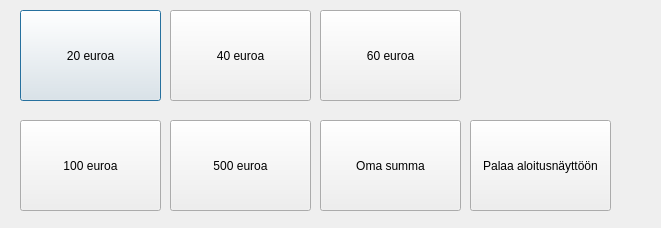
Above: PankkiAutomaatti/exe/nostarahaa.ui from banksimul2022/group2 before the change. Below: the same form after it.
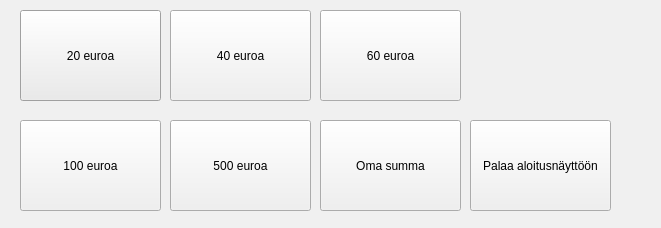
That is the form after the change.

What changed in the file:
```diff
--- a/PankkiAutomaatti/exe/nostarahaa.ui
+++ b/PankkiAutomaatti/exe/nostarahaa.ui
@@ -10,6 +10,556 @@
     <height>228</height>
    </rect>
   </property>
+  <property name="palette">
+   <palette>
+    <active>
+     <colorrole role="WindowText">
+      <brush brushstyle="SolidPattern">
+       <color alpha="255">
+        <red>0</red>
+        <green>0</green>
+        <blue>255</blue>
+       </color>
+      </brush>
+     </colorrole>
+     <colorrole role="Button">
+      <brush brushstyle="SolidPattern">
+       <color alpha="255">
+        <red>255</red>
+        <green>255</green>
+        <blue>255</blue>
+       </color>
+      </brush>
+     </colorrole>
+     <colorrole role="Light">
+      <brush brushstyle="SolidPattern">
+       <color alpha="255">
+        <red>0</red>
+        <green>0</green>
+        <blue>255</blue>
+       </color>
+      </brush>
+     </colorrole>
+     <colorrole role="Midlight">
+      <brush brushstyle="SolidPattern">
+       <color alpha="255">
+        <red>0</red>
+        <green>0</green>
+        <blue>255</blue>
+       </color>
+      </brush>
+     </colorrole>
+     <colorrole role="Dark">
+      <brush brushstyle="SolidPattern">
+       <color alpha="255">
+        <red>0</red>
+        <green>0</green>
+        <blue>255</blue>
+       </color>
+      </brush>
+     </colorrole>
+     <colorrole role="Mid">
+      <brush brushstyle="SolidPattern">
+       <color alpha="255">
+        <red>0</red>
+        <green>0</green>
+        <blue>255</blue>
+       </color>
+      </brush>
+     </colorrole>
+     <colorrole role="Text">
+      <brush brushstyle="SolidPattern">
+       <color alpha="255">
+        <red>0</red>
+        <green>0</green>
+        <blue>255</blue>
+       </color>
+      </brush>
+     </colorrole>
+     <colorrole role="BrightText">
+      <brush brushstyle="SolidPattern">
+       <color alpha="255">
+        <red>0</red>
+        <green>0</green>
+        <blue>255</blue>
+       </color>
+      </brush>
+     </colorrole>
+     <colorrole role="ButtonText">
+      <brush brushstyle="SolidPattern">
+       <color alpha="255">
+        <red>0</red>
+        <green>0</green>
+        <blue>255</blue>
+       </color>
+      </brush>
+     </colorrole>
+     <colorrole role="Base">
+      <brush brushstyle="SolidPattern">
+       <color alpha="255">
+        <red>255</red>
+        <green>255</green>
+        <blue>255</blue>
+       </color>
+      </brush>
+     </colorrole>
+     <colorrole role="Window">
+      <brush brushstyle="SolidPattern">
+       <color alpha="255">
+        <red>255</red>
+        <green>255</green>
+        <blue>255</blue>
+       </color>
+      </brush>
+     </colorrole>
+     <colorrole role="Shadow">
+      <brush brushstyle="SolidPattern">
+       <color alpha="255">
+        <red>0</red>
+        <green>0</green>
+        <blue>255</blue>
+       </color>
+      </brush>
+     </colorrole>
+     <colorrole role="Highlight">
+      <brush brushstyle="SolidPattern">
+       <color alpha="255">
+        <red>0</red>
+        <green>0</green>
+        <blue>255</blue>
+       </color>
+      </brush>
+     </colorrole>
+     <colorrole role="HighlightedText">
+      <brush brushstyle="SolidPattern">
+       <color alpha="255">
+        <red>255</red>
+        <green>255</green>
+        <blue>255</blue>
+       </color>
+      </brush>
+     </colorrole>
+     <colorrole role="Link">
+      <brush brushstyle="SolidPattern">
+       <color alpha="255">
+        <red>0</red>
+        <green>0</green>
+        <blue>255</blue>
+       </color>
+      </brush>
+     </colorrole>
+     <colorrole role="LinkVisited">
+      <brush brushstyle="SolidPattern">
+       <color alpha="255">
+        <red>0</red>
+        <green>0</green>
+        <blue>255</blue>
+       </color>
+      </brush>
+     </colorrole>
+     <colorrole role="AlternateBase">
+      <brush brushstyle="SolidPattern">
+       <color alpha="255">
+        <red>255</red>
+        <green>255</green>
+        <blue>255</blue>
+       </color>
+      </brush>
+     </colorrole>
+     <colorrole role="ToolTipBase">
+      <brush brushstyle="SolidPattern">
+       <color alpha="255">
+        <red>0</red>
+        <green>0</green>
+        <blue>255</blue>
+       </color>
+      </brush>
+     </colorrole>
+     <colorrole role="ToolTipText">
+      <brush brushstyle="SolidPattern">
+       <color alpha="255">
+        <red>0</red>
+        <green>0</green>
+        <blue>255</blue>
+       </color>
+      </brush>
+     </colorrole>
+     <colorrole role="PlaceholderText">
+      <brush brushstyle="SolidPattern">
+       <color alpha="128">
+        <red>0</red>
+        <green>0</green>
+        <blue>255</blue>
+       </color>
+      </brush>
+     </colorrole>
+    </active>
+    <inactive>
+     <colorrole role="WindowText">
+      <brush brushstyle="SolidPattern">
+       <color alpha="255">
+        <red>0</red>
+        <green>0</green>
+        <blue>0</blue>
+       </color>
+      </brush>
+     </colorrole>
+     <colorrole role="Button">
+      <brush brushstyle="SolidPattern">
+       <color alpha="255">
+        <red>240</red>
+        <green>240</green>
+        <blue>240</blue>
+       </color>
+      </brush>
+     </colorrole>
+     <colorrole role="Light">
+      <brush brushstyle="SolidPattern">
+       <color alpha="255">
+        <red>255</red>
+        <green>255</green>
+        <blue>255</blue>
+       </color>
+      </brush>
+     </colorrole>
+     <colorrole role="Midlight">
+      <brush brushstyle="SolidPattern">
+       <color alpha="255">
+        <red>227</red>
+        <green>227</green>
+        <blue>227</blue>
+       </color>
+      </brush>
+     </colorrole>
+     <colorrole role="Dark">
+      <brush brushstyle="SolidPattern">
+       <color alpha="255">
+        <red>160</red>
+        <green>160</green>
+        <blue>160</blue>
+       </color>
+      </brush>
+     </colorrole>
+     <colorrole role="Mid">
+      <brush brushstyle="SolidPattern">
+       <color alpha="255">
+        <red>160</red>
+        <green>160</green>
+        <blue>160</blue>
+       </color>
+      </brush>
+     </colorrole>
+     <colorrole role="Text">
+      <brush brushstyle="SolidPattern">
+       <color alpha="255">
+        <red>0</red>
+        <green>0</green>
+        <blue>0</blue>
+       </color>
+      </brush>
+     </colorrole>
+     <colorrole role="BrightText">
+      <brush brushstyle="SolidPattern">
+       <color alpha="255">
+        <red>255</red>
+        <green>255</green>
+        <blue>255</blue>
+       </color>
+      </brush>
+     </colorrole>
+     <colorrole role="ButtonText">
+      <brush brushstyle="SolidPattern">
+       <color alpha="255">
+        <red>0</red>
+        <green>0</green>
+        <blue>0</blue>
+       </color>
+      </brush>
+     </colorrole>
+     <colorrole role="Base">
+      <brush brushstyle="SolidPattern">
+       <color alpha="255">
+        <red>255</red>
+        <green>255</green>
+        <blue>255</blue>
+       </color>
+      </brush>
+     </colorrole>
+     <colorrole role="Window">
+      <brush brushstyle="SolidPattern">
+       <color alpha="255">
+        <red>240</red>
+        <green>240</green>
+        <blue>240</blue>
+       </color>
+      </brush>
+     </colorrole>
+     <colorrole role="Shadow">
+      <brush brushstyle="SolidPattern">
+       <color alpha="255">
+        <red>105</red>
+        <green>105</green>
+        <blue>105</blue>
+       </color>
+      </brush>
+     </colorrole>
+     <colorrole role="Highlight">
+      <brush brushstyle="SolidPattern">
+       <color alpha="255">
+        <red>240</red>
+        <green>240</green>
+        <blue>240</blue>
+       </color>
+      </brush>
+     </colorrole>
+     <colorrole role="HighlightedText">
+      <brush brushstyle="SolidPattern">
+       <color alpha="255">
+        <red>0</red>
+        <green>0</green>
+        <blue>0</blue>
+       </color>
+      </brush>
+     </colorrole>
+     <colorrole role="Link">
+      <brush brushstyle="SolidPattern">
+       <color alpha="255">
+        <red>0</red>
+        <green>0</green>
+        <blue>255</blue>
+       </color>
+      </brush>
+     </colorrole>
+     <colorrole role="LinkVisited">
+      <brush brushstyle="SolidPattern">
+       <color alpha="255">
+        <red>255</red>
+        <green>0</green>
+        <blue>255</blue>
+       </color>
+      </brush>
+     </colorrole>
+     <colorrole role="AlternateBase">
+      <brush brushstyle="SolidPattern">
+       <color alpha="255">
+        <red>245</red>
+        <green>245</green>
+        <blue>245</blue>
+       </color>
+      </brush>
+     </colorrole>
+     <colorrole role="ToolTipBase">
+      <brush brushstyle="SolidPattern">
+       <color alpha="255">
+        <red>255</red>
+        <green>255</green>
+        <blue>220</blue>
+       </color>
+      </brush>
+     </colorrole>
+     <colorrole role="ToolTipText">
+      <brush brushstyle="SolidPattern">
+       <color alpha="255">
+        <red>0</red>
+        <green>0</green>
+        <blue>0</blue>
+       </color>
+      </brush>
+     </colorrole>
+     <colorrole role="PlaceholderText">
+      <brush brushstyle="SolidPattern">
+       <color alpha="128">
+        <red>0</red>
+        <green>0</green>
+        <blue>0</blue>
+       </color>
+      </brush>
+     </colorrole>
+    </inactive>
+    <disabled>
+     <colorrole role="WindowText">
+      <brush brushstyle="SolidPattern">
+       <color alpha="255">
+        <red>0</red>
+        <green>0</green>
+        <blue>255</blue>
+       </color>
+      </brush>
+     </colorrole>
+     <colorrole role="Button">
+      <brush brushstyle="SolidPattern">
+       <color alpha="255">
+        <red>255</red>
+        <green>255</green>
+        <blue>255</blue>
+       </color>
+      </brush>
+     </colorrole>
+     <colorrole role="Light">
+      <brush brushstyle="SolidPattern">
+       <color alpha="255">
+        <red>0</red>
+        <green>0</green>
+        <blue>255</blue>
+       </color>
+      </brush>
+     </colorrole>
+     <colorrole role="Midlight">
+      <brush brushstyle="SolidPattern">
+       <color alpha="255">
+        <red>0</red>
+        <green>0</green>
+        <blue>255</blue>
+       </color>
+      </brush>
+     </colorrole>
+     <colorrole role="Dark">
+      <brush brushstyle="SolidPattern">
+       <color alpha="255">
+        <red>0</red>
+        <green>0</green>
+        <blue>255</blue>
+       </color>
+      </brush>
+     </colorrole>
+     <colorrole role="Mid">
+      <brush brushstyle="SolidPattern">
+       <color alpha="255">
+        <red>0</red>
+        <green>0</green>
+        <blue>255</blue>
+       </color>
+      </brush>
+     </colorrole>
+     <colorrole role="Text">
+      <brush brushstyle="SolidPattern">
+       <color alpha="255">
+        <red>0</red>
+        <green>0</green>
+        <blue>255</blue>
+       </color>
+      </brush>
+     </colorrole>
+     <colorrole role="BrightText">
+      <brush brushstyle="SolidPattern">
+       <color alpha="255">
+        <red>0</red>
+        <green>0</green>
+        <blue>255</blue>
+       </color>
+      </brush>
+     </colorrole>
+     <colorrole role="ButtonText">
+      <brush brushstyle="SolidPattern">
+       <color alpha="255">
+        <red>0</red>
+        <green>0</green>
+        <blue>255</blue>
+       </color>
+      </brush>
+     </colorrole>
+     <colorrole role="Base">
+      <brush brushstyle="SolidPattern">
+       <color alpha="255">
+        <red>255</red>
+        <green>255</green>
+        <blue>255</blue>
+       </color>
+      </brush>
+     </colorrole>
+     <colorrole role="Window">
+      <brush brushstyle="SolidPattern">
+       <color alpha="255">
+        <red>255</red>
+        <green>255</green>
+        <blue>255</blue>
+       </color>
+      </brush>
+     </colorrole>
+     <colorrole role="Shadow">
+      <brush brushstyle="SolidPattern">
+       <color alpha="255">
+        <red>0</red>
+        <green>0</green>
+        <blue>0</blue>
+       </color>
+      </brush>
+     </colorrole>
+     <colorrole role="Highlight">
+      <brush brushstyle="SolidPattern">
+       <color alpha="255">
+        <red>0</red>
+        <green>120</green>
+        <blue>215</blue>
+       </color>
+      </brush>
+     </colorrole>
+     <colorrole role="HighlightedText">
+      <brush brushstyle="SolidPattern">
+       <color alpha="255">
+        <red>255</red>
+        <green>255</green>
+        <blue>255</blue>
+       </color>
+      </brush>
+     </colorrole>
+     <colorrole role="Link">
+      <brush brushstyle="SolidPattern">
+       <color alpha="255">
+        <red>0</red>
+        <green>0</green>
+        <blue>255</blue>
+       </color>
+      </brush>
+     </colorrole>
+     <colorrole role="LinkVisited">
+      <brush brushstyle="SolidPattern">
+       <color alpha="255">
+        <red>255</red>
+        <green>0</green>
+        <blue>255</blue>
+       </color>
+      </brush>
+     </colorrole>
+     <colorrole role="AlternateBase">
+      <brush brushstyle="SolidPattern">
+       <color alpha="255">
+        <red>245</red>
+        <green>245</green>
+        <blue>245</blue>
+       </color>
+      </brush>
+     </colorrole>
+     <colorrole role="ToolTipBase">
+      <brush brushstyle="SolidPattern">
+       <color alpha="255">
+        <red>255</red>
+        <green>255</green>
+        <blue>220</blue>
+       </color>
+      </brush>
+     </colorrole>
+     <colorrole role="ToolTipText">
+      <brush brushstyle="SolidPattern">
+       <color alpha="255">
+        <red>0</red>
+        <green>0</green>
+        <blue>0</blue>
+       </color>
+      </brush>
+     </colorrole>
+     <colorrole role="PlaceholderText">
+      <brush brushstyle="SolidPattern">
+       <color alpha="128">
+        <red>0</red>
+        <green>0</green>
+        <blue>0</blue>
+       </color>
+      </brush>
+     </colorrole>
+    </disabled>
+   </palette>
+  </property>
   <property name="windowTitle">
    <string>Nosta rahaa</string>
   </property>
```
Left out of the diff: 567 changed lines with no effect on the pictures.
